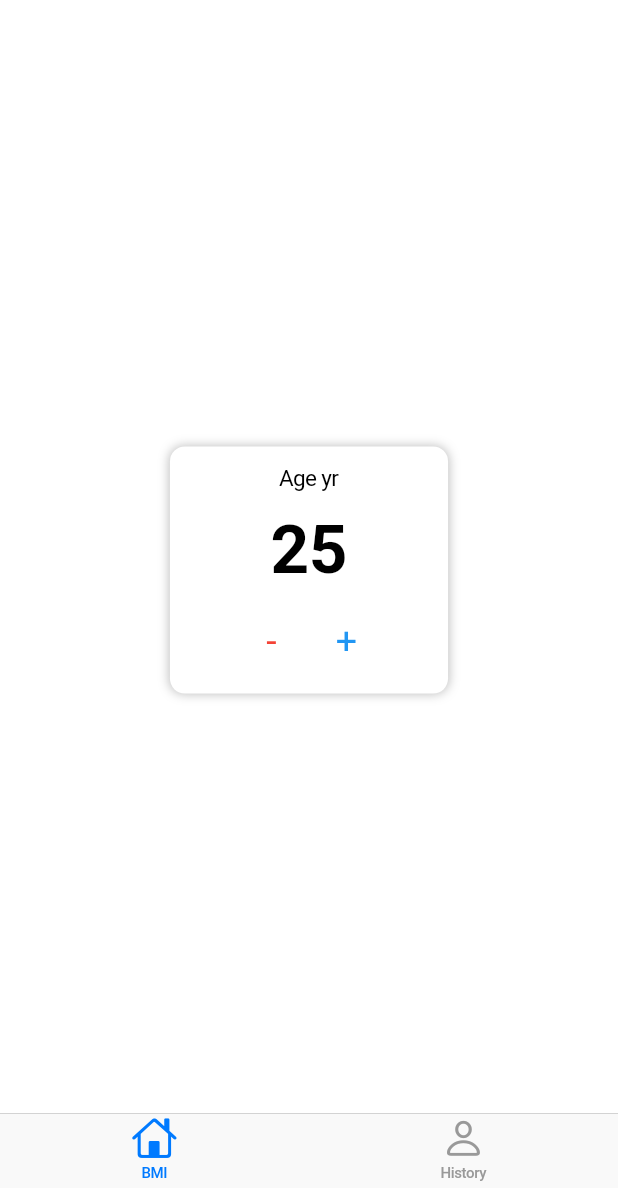
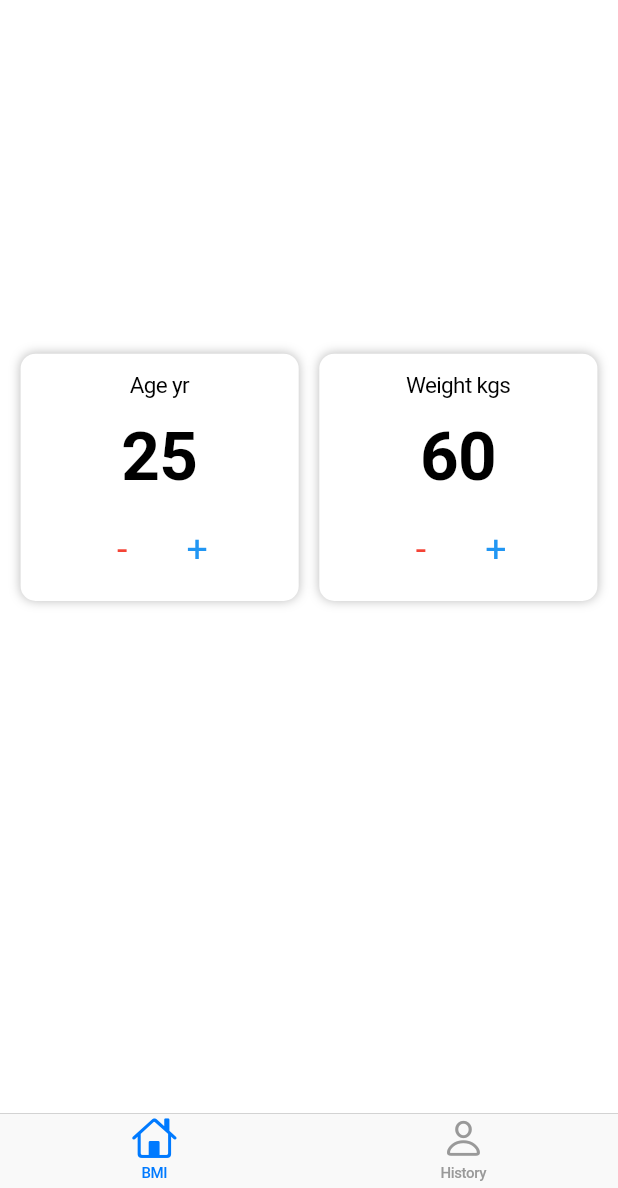
Before and after one commit to Prathamesh-1011/IBMI-App, a Flutter app: the screen it shows after launch, on a phone screen of 412 x 824 dp, the part 48-1236 px from its top. Run offline on Flutter 3.47's test engine with Material 3 defaults, Android fonts, the phone set to English and light mode, and no system bars.

Commit message:
weight tracking

```diff
--- a/lib/pages/bmi_page.dart
+++ b/lib/pages/bmi_page.dart
@@ -14,7 +14,7 @@ class BMIPage extends StatefulWidget {
 class _BMIPageState extends State<BMIPage> {
   double? _deviceHeight, _deviceWidth;
 
-  int _age = 25;
+  int _age = 25, _weight = 60;
 
   @override
   Widget build(BuildContext context) {
@@ -22,8 +22,22 @@ class _BMIPageState extends State<BMIPage> {
     _deviceWidth = MediaQuery.of(context).size.width;
     return CupertinoPageScaffold(
       child: Container(
-        child: Center(
-          child: _ageSelectContainer(),
+        height: _deviceHeight! * 0.85,
+        child: Column(
+          mainAxisSize: MainAxisSize.max,
+          mainAxisAlignment: MainAxisAlignment.spaceEvenly,
+          crossAxisAlignment: CrossAxisAlignment.center,
+          children: [
+            Row(
+              mainAxisSize: MainAxisSize.max,
+              mainAxisAlignment: MainAxisAlignment.spaceEvenly,
+              crossAxisAlignment: CrossAxisAlignment.center,
+              children: [
+                _ageSelectContainer(),
+                _weightSelectContainer(),
+              ],
+            ),
+          ],
         ),
       ),
     );
@@ -97,4 +111,73 @@ class _BMIPageState extends State<BMIPage> {
       ),
     );
   }
+
+  Widget _weightSelectContainer() {
+    return InfoCard(
+      height: _deviceHeight! * 0.20,
+      width: _deviceWidth! * 0.45,
+      child: Column(
+        mainAxisSize: MainAxisSize.max,
+        mainAxisAlignment: MainAxisAlignment.spaceEvenly,
+        crossAxisAlignment: CrossAxisAlignment.center,
+        children: [
+          const Text(
+            'Weight kgs',
+            style: TextStyle(
+              fontSize: 15,
+              fontWeight: FontWeight.w400,
+            ),
+          ),
+          Text(
+            _weight.toString(),
+            style: const TextStyle(
+              fontSize: 45,
+              fontWeight: FontWeight.w700,
+            ),
+          ),
+          Row(
+            mainAxisSize: MainAxisSize.max,
+            mainAxisAlignment: MainAxisAlignment.center,
+            crossAxisAlignment: CrossAxisAlignment.center,
+            children: [
+              SizedBox(
+                width: 50,
+                child: CupertinoDialogAction(
+                  key: const Key('weight_minus'),
+                  onPressed: () {
+                    setState(() {
+                      _weight--;
+                    });
+                  },
+                  child: const Text('-'),
+                  textStyle: const TextStyle(
+                    fontSize: 25,
+                    color: Colors.red,
+                  ),
+                ),
+              ),
+              SizedBox(
+                width: 50,
+                child: CupertinoDialogAction(
+                  key: const Key('weight_plus'),
+                  onPressed: () {
+                    setState(
+                      () {
+                        _weight++;
+                      },
+                    );
+                  },
+                  child: const Text('+'),
+                  textStyle: const TextStyle(
+                    fontSize: 25,
+                    color: Colors.blue,
+                  ),
+                ),
+              ),
+            ],
+          )
+        ],
+      ),
+    );
+  }
 }
```
